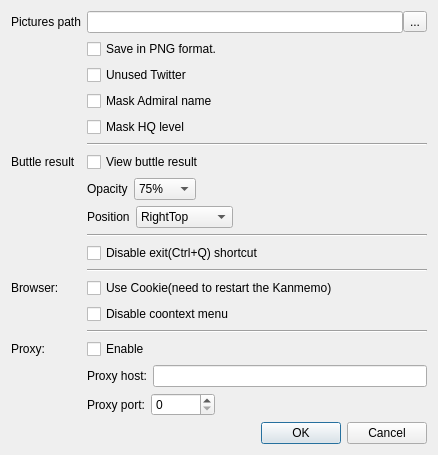
Before: the Qt Designer form settingsdialog.ui in ioriayane/KanmusuMemory, drawn with Qt 5.
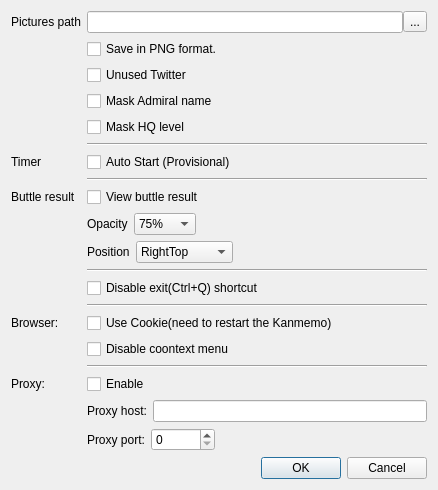
After: the same form once the commit is applied. Icons and pictures are not drawn.

Commit message: add timer auto start setting / add recognize manager

```diff
--- a/settingsdialog.ui
+++ b/settingsdialog.ui
@@ -7,7 +7,7 @@
     <x>0</x>
     <y>0</y>
     <width>438</width>
-    <height>417</height>
+    <height>448</height>
    </rect>
   </property>
   <property name="windowTitle">
@@ -94,20 +94,34 @@
       </widget>
      </item>
      <item row="5" column="1">
+      <widget class="Line" name="line_6">
+       <property name="orientation">
+        <enum>Qt::Horizontal</enum>
+       </property>
+      </widget>
+     </item>
+     <item row="6" column="1">
+      <widget class="QCheckBox" name="timerAutoStartCheckBox">
+       <property name="text">
+        <string>Auto Start (Provisional)</string>
+       </property>
+      </widget>
+     </item>
+     <item row="7" column="1">
       <widget class="Line" name="line_5">
        <property name="orientation">
         <enum>Qt::Horizontal</enum>
        </property>
       </widget>
      </item>
-     <item row="6" column="0">
+     <item row="8" column="0">
       <widget class="QLabel" name="label_3">
        <property name="text">
         <string>Buttle result</string>
        </property>
       </widget>
      </item>
-     <item row="6" column="1">
+     <item row="8" column="1">
       <widget class="QCheckBox" name="viewButtleResultCheckBox">
        <property name="text">
         <string>View buttle result</string>
@@ -115,34 +129,147 @@
       </widget>
      </item>
      <item row="9" column="1">
-      <widget class="Line" name="line_3">
-       <property name="orientation">
-        <enum>Qt::Horizontal</enum>
+      <layout class="QHBoxLayout" name="horizontalLayout_3">
+       <property name="bottomMargin">
+        <number>0</number>
        </property>
-      </widget>
+       <item>
+        <widget class="QLabel" name="label_4">
+         <property name="text">
+          <string>Opacity</string>
+         </property>
+        </widget>
+       </item>
+       <item>
+        <widget class="QComboBox" name="buttleResultOpacityComboBox">
+         <property name="currentIndex">
+          <number>1</number>
+         </property>
+         <item>
+          <property name="text">
+           <string>100%</string>
+          </property>
+         </item>
+         <item>
+          <property name="text">
+           <string>75%</string>
+          </property>
+         </item>
+         <item>
+          <property name="text">
+           <string>50%</string>
+          </property>
+         </item>
+         <item>
+          <property name="text">
+           <string>25%</string>
+          </property>
+         </item>
+        </widget>
+       </item>
+       <item>
+        <spacer name="horizontalSpacer_2">
+         <property name="orientation">
+          <enum>Qt::Horizontal</enum>
+         </property>
+         <property name="sizeHint" stdset="0">
+          <size>
+           <width>40</width>
+           <height>20</height>
+          </size>
+         </property>
+        </spacer>
+       </item>
+      </layout>
      </item>
      <item row="10" column="1">
+      <layout class="QHBoxLayout" name="horizontalLayout_4">
+       <item>
+        <widget class="QLabel" name="label_2">
+         <property name="text">
+          <string>Position</string>
+         </property>
+        </widget>
+       </item>
+       <item>
+        <widget class="QComboBox" name="buttleResultPositionComboBox">
+         <property name="currentText">
+          <string>RightTop</string>
+         </property>
+         <property name="currentIndex">
+          <number>1</number>
+         </property>
+         <item>
+          <property name="text">
+           <string>LeftTop</string>
+          </property>
+         </item>
+         <item>
+          <property name="text">
+           <string>RightTop</string>
+          </property>
+         </item>
+         <item>
+          <property name="text">
+           <string>LeftBottom</string>
+          </property>
+         </item>
+         <item>
+          <property name="text">
+           <string>RightBottom</string>
+          </property>
+         </item>
+         <item>
+          <property name="text">
+           <string>Center</string>
+          </property>
+         </item>
+        </widget>
+       </item>
+       <item>
+        <spacer name="horizontalSpacer">
+         <property name="orientation">
+          <enum>Qt::Horizontal</enum>
+         </property>
+         <property name="sizeHint" stdset="0">
+          <size>
+           <width>40</width>
+           <height>20</height>
+          </size>
+         </property>
+        </spacer>
+       </item>
+      </layout>
+     </item>
+     <item row="11" column="1">
+      <widget class="Line" name="line_3">
+       <property name="orientation">
+        <enum>Qt::Horizontal</enum>
+       </property>
+      </widget>
+     </item>
+     <item row="12" column="1">
       <widget class="QCheckBox" name="disableExitShortcut">
        <property name="text">
         <string>Disable exit(Ctrl+Q) shortcut</string>
        </property>
       </widget>
      </item>
-     <item row="11" column="1">
+     <item row="13" column="1">
       <widget class="Line" name="line_4">
        <property name="orientation">
         <enum>Qt::Horizontal</enum>
        </property>
       </widget>
      </item>
-     <item row="12" column="0">
+     <item row="14" column="0">
       <widget class="QLabel" name="proxyHostLabel_3">
        <property name="text">
         <string>Browser:</string>
        </property>
       </widget>
      </item>
-     <item row="12" column="1">
+     <item row="14" column="1">
       <widget class="QCheckBox" name="useCookieCheckBox">
        <property name="text">
         <string>Use Cookie(need to restart the Kanmemo)</string>
@@ -152,35 +279,35 @@
        </property>
       </widget>
      </item>
-     <item row="13" column="1">
+     <item row="15" column="1">
       <widget class="QCheckBox" name="disableContextMenu">
        <property name="text">
         <string>Disable coontext menu</string>
        </property>
       </widget>
      </item>
-     <item row="14" column="1">
+     <item row="16" column="1">
       <widget class="Line" name="line">
        <property name="orientation">
         <enum>Qt::Horizontal</enum>
        </property>
       </widget>
      </item>
-     <item row="15" column="0">
+     <item row="17" column="0">
       <widget class="QLabel" name="proxyHostLabel_2">
        <property name="text">
         <string>Proxy:</string>
        </property>
       </widget>
      </item>
-     <item row="15" column="1">
+     <item row="17" column="1">
       <widget class="QCheckBox" name="proxyEnableCheckBox">
        <property name="text">
         <string>Enable</string>
        </property>
       </widget>
      </item>
-     <item row="16" column="1">
+     <item row="18" column="1">
       <layout class="QHBoxLayout" name="horizontalLayout_5">
        <item>
         <widget class="QLabel" name="proxyHostLabel">
@@ -194,7 +321,7 @@
        </item>
       </layout>
      </item>
-     <item row="17" column="1">
+     <item row="19" column="1">
       <layout class="QHBoxLayout" name="horizontalLayout_2">
        <item>
         <widget class="QLabel" name="proxyPortLabel">
@@ -228,118 +355,12 @@
        </item>
       </layout>
      </item>
-     <item row="8" column="1">
-      <layout class="QHBoxLayout" name="horizontalLayout_4">
-       <item>
-        <widget class="QLabel" name="label_2">
-         <property name="text">
-          <string>Position</string>
-         </property>
-        </widget>
-       </item>
-       <item>
-        <widget class="QComboBox" name="buttleResultPositionComboBox">
-         <property name="currentText">
-          <string>RightTop</string>
-         </property>
-         <property name="currentIndex">
-          <number>1</number>
-         </property>
-         <item>
-          <property name="text">
-           <string>LeftTop</string>
-          </property>
-         </item>
-         <item>
-          <property name="text">
-           <string>RightTop</string>
-          </property>
-         </item>
-         <item>
-          <property name="text">
-           <string>LeftBottom</string>
-          </property>
-         </item>
-         <item>
-          <property name="text">
-           <string>RightBottom</string>
-          </property>
-         </item>
-         <item>
-          <property name="text">
-           <string>Center</string>
-          </property>
-         </item>
-        </widget>
-       </item>
-       <item>
-        <spacer name="horizontalSpacer">
-         <property name="orientation">
-          <enum>Qt::Horizontal</enum>
-         </property>
-         <property name="sizeHint" stdset="0">
-          <size>
-           <width>40</width>
-           <height>20</height>
-          </size>
-         </property>
-        </spacer>
-       </item>
-      </layout>
-     </item>
-     <item row="7" column="1">
-      <layout class="QHBoxLayout" name="horizontalLayout_3">
-       <property name="bottomMargin">
-        <number>0</number>
+     <item row="6" column="0">
+      <widget class="QLabel" name="label_5">
+       <property name="text">
+        <string>Timer</string>
        </property>
-       <item>
-        <widget class="QLabel" name="label_4">
-         <property name="text">
-          <string>Opacity</string>
-         </property>
-        </widget>
-       </item>
-       <item>
-        <widget class="QComboBox" name="buttleResultOpacityComboBox">
-         <property name="currentIndex">
-          <number>1</number>
-         </property>
-         <item>
-          <property name="text">
-           <string>100%</string>
-          </property>
-         </item>
-         <item>
-          <property name="text">
-           <string>75%</string>
-          </property>
-         </item>
-         <item>
-          <property name="text">
-           <string>50%</string>
-          </property>
-         </item>
-         <item>
-          <property name="text">
-           <string>25%</string>
-          </property>
-         </item>
-        </widget>
-       </item>
-       <item>
-        <spacer name="horizontalSpacer_2">
-         <property name="orientation">
-          <enum>Qt::Horizontal</enum>
-         </property>
-         <property name="sizeHint" stdset="0">
-          <size>
-           <width>40</width>
-           <height>20</height>
-          </size>
-         </property>
-        </spacer>
-       </item>
-      </layout>
+      </widget>
      </item>
     </layout>
    </item>
```
The commit also changes 10 other files.
